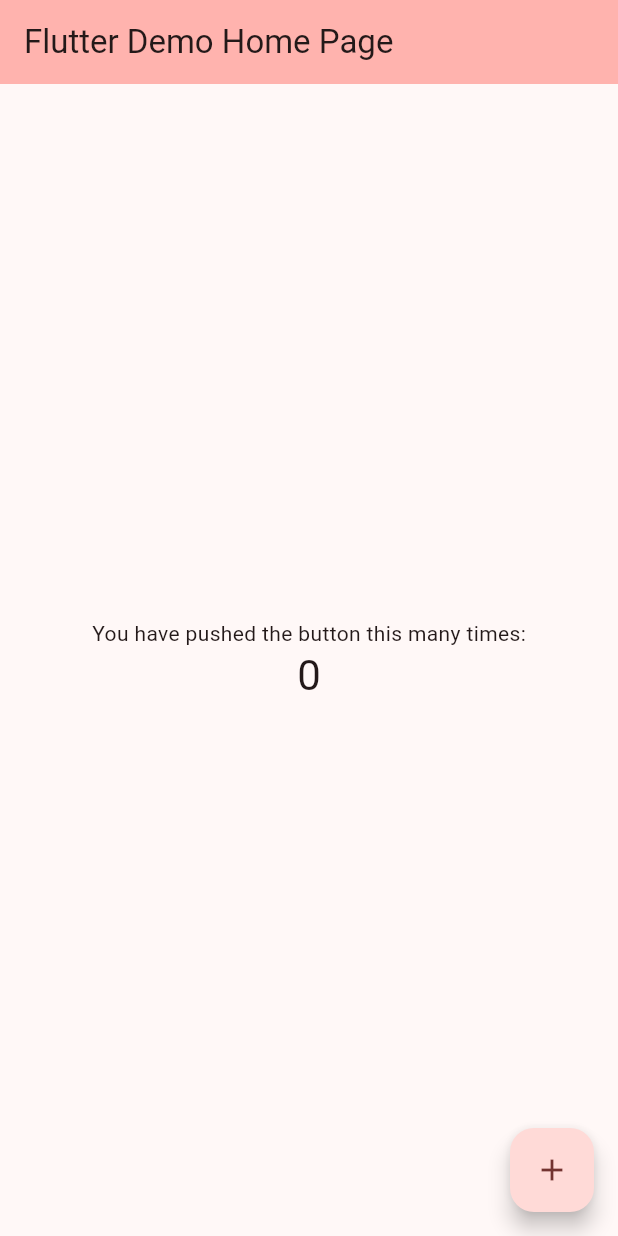
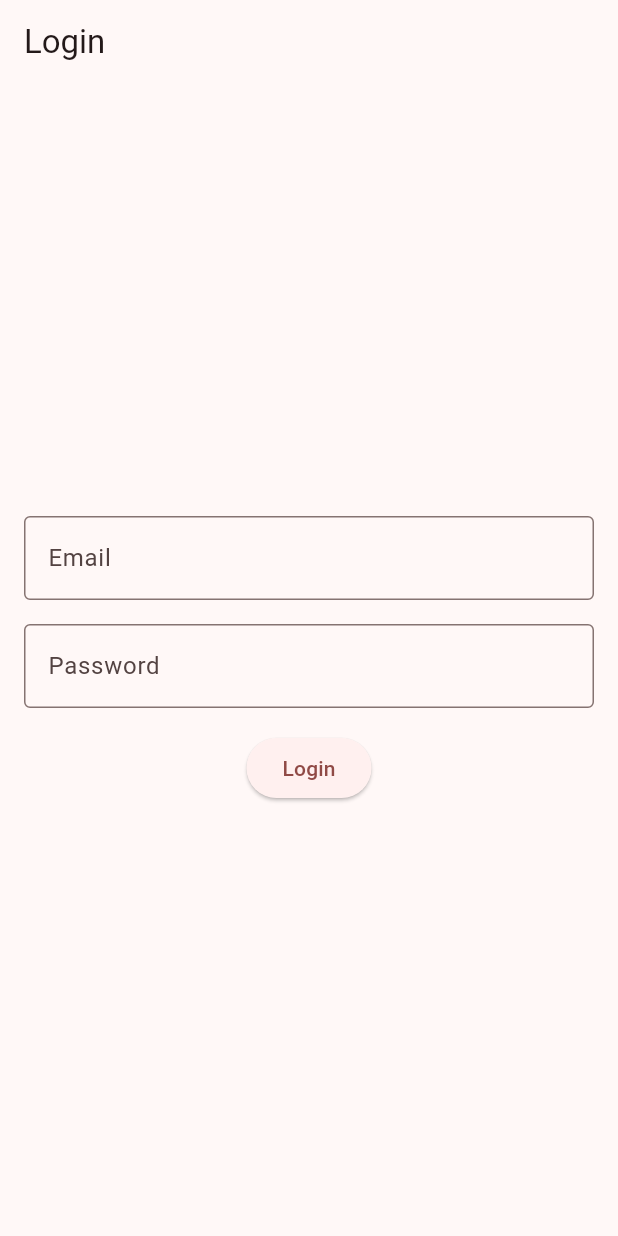
Before and after one commit to Khayattt/car_rental_app, a Flutter app: the screen it shows after launch, on a phone screen of 412 x 824 dp. Run offline on Flutter 3.47's test engine with Material 3 defaults, Android fonts, the phone set to English and light mode, and no system bars; our stand-ins replace firebase_auth, firebase_core; accounts and stored records are empty.

```diff
--- a/lib/main.dart
+++ b/lib/main.dart
@@ -1,6 +1,18 @@
 import 'package:flutter/material.dart';
 
-void main() {
+import 'package:firebase_core/firebase_core.dart';
+import 'firebase_options.dart';
+
+import 'package:firebase_auth/firebase_auth.dart';
+
+import 'views/Login.dart';
+import 'views/Home.dart';
+
+void main() async  {
+ WidgetsFlutterBinding.ensureInitialized();
+  await Firebase.initializeApp(
+    options: DefaultFirebaseOptions.currentPlatform,
+  );
   runApp(const MyApp());
 }
 
@@ -13,25 +25,14 @@ class MyApp extends StatelessWidget {
     return MaterialApp(
       title: 'Flutr Demo',
       theme: ThemeData(
-        // This is the theme of your application.
-        //
-        // TRY THIS: Try running your application with "flutter run". You'll see
-        // the application has a blue toolbar. Then, without quitting the app,
-        // try changing the seedColor in the colorScheme below to Colors.green
-        // and then invoke "hot reload" (save your changes or press the "hot
-        // reload" button in a Flutter-supported IDE, or press "r" if you used
-        // the command line to start the app).
-        //
-        // Notice that the counter didn't reset back to zero; the application
-        // state is not lost during the reload. To reset the state, use hot
-        // restart instead.
-        //
-        // This works for code too, not just values: Most code changes can be
-        // tested with just a hot reload.
+
         colorScheme: ColorScheme.fromSeed(seedColor: Colors.red.shade400),
         useMaterial3: true,
       ),
-      home: const MyHomePage(title: 'Flutter Demo Home Page'),
+      home:  LoginPage(),
+      // routes: {
+      //   'views/Home': (context) => HomePage(),
+      // },
     );
   }
 }
@@ -39,14 +40,6 @@ class MyApp extends StatelessWidget {
 class MyHomePage extends StatefulWidget {
   const MyHomePage({super.key, required this.title});
 
-  // This widget is the home page of your application. It is stateful, meaning
-  // that it has a State object (defined below) that contains fields that affect
-  // how it looks.
-
-  // This class is the configuration for the state. It holds the values (in this
-  // case the title) provided by the parent (in this case the App widget) and
-  // used by the build method of the State. Fields in a Widget subclass are
-  // always marked "final".
 
   final String title;
 
@@ -90,19 +83,7 @@ class _MyHomePageState extends State<MyHomePage> {
         // Center is a layout widget. It takes a single child and positions it
         // in the middle of the parent.
         child: Column(
-          // Column is also a layout widget. It takes a list of children and
-          // arranges them vertically. By default, it sizes itself to fit its
-          // children horizontally, and tries to be as tall as its parent.
-          //
-          // Column has various properties to control how it sizes itself and
-          // how it positions its children. Here we use mainAxisAlignment to
-          // center the children vertically; the main axis here is the vertical
-          // axis because Columns are vertical (the cross axis would be
-          // horizontal).
-          //
-          // TRY THIS: Invoke "debug painting" (choose the "Toggle Debug Paint"
-          // action in the IDE, or press "p" in the console), to see the
-          // wireframe for each widget.
+
           mainAxisAlignment: MainAxisAlignment.center,
           children: <Widget>[
             const Text(
--- /dev/null
+++ b/lib/views/Login.dart
@@ -0,0 +1,72 @@
+import 'package:flutter/material.dart';
+import 'package:firebase_auth/firebase_auth.dart';
+import 'package:car_rental_app/views/Home.dart';
+
+class LoginPage extends StatefulWidget {
+  @override
+  _LoginPageState createState() => _LoginPageState();
+}
+
+class _LoginPageState extends State<LoginPage> {
+  final TextEditingController _emailController = TextEditingController();
+  final TextEditingController _passwordController = TextEditingController();
+  final FirebaseAuth _auth = FirebaseAuth.instance;
+
+  @override
+  Widget build(BuildContext context) {
+    return Scaffold(
+      appBar: AppBar(
+        title: Text('Login'),
+      ),
+      body: Padding(
+        padding: const EdgeInsets.all(16.0),
+        child: Column(
+          mainAxisAlignment: MainAxisAlignment.center,
+          children: <Widget>[
+            TextField(
+              controller: _emailController,
+              decoration: InputDecoration(
+                labelText: 'Email',
+                border: OutlineInputBorder(),
+              ),
+              keyboardType: TextInputType.emailAddress,
+            ),
+            SizedBox(height: 16.0),
+            TextField(
+              controller: _passwordController,
+              decoration: InputDecoration(
+                labelText: 'Password',
+                border: OutlineInputBorder(),
+              ),
+              obscureText: true,
+            ),
+            SizedBox(height: 16.0),
+            ElevatedButton(
+              onPressed: _login,
+              child: Text('Login'),
+            ),
+          ],
+        ),
+      ),
+    );
+  }
+
+  void _login() async {
+    String email = _emailController.text;
+    String password = _passwordController.text;
+    try {
+      UserCredential userCredential = await _auth.signInWithEmailAndPassword(
+        email: email,
+        password: password,
+      );
+      print("User logged in: ${userCredential.user?.email}");
+      Navigator.push(
+        context,
+        MaterialPageRoute(builder: (context) =>  HomePage()),
+      );
+    } catch (e) {
+      print("Error: $e");
+      // Show error message to the user
+    }
+  }
+}
--- a/pubspec.yaml
+++ b/pubspec.yaml
@@ -37,6 +37,8 @@ dependencies:
   # Use with the CupertinoIcons class for iOS style icons.
   cupertino_icons: ^1.0.2
   provider: ^6.1.2
+  firebase_core: ^2.24.2
+  firebase_auth: ^4.16.0
 
 
 dev_dependencies:
@@ -48,7 +50,7 @@ dev_dependencies:
   # activated in the `analysis_options.yaml` file located at the root of your
   # package. See that file for information about deactivating specific lint
   # rules and activating additional ones.
-  flutter_lints: ^2.0.0
+  flutter_lints: ^4.0.0
 
 # For information on the generic Dart part of this file, see the
 # following page: https://dart.dev/tools/pub/pubspec
```
Also changed, not shown: lib/views/Home.dart (added, +15 -0 lines), firebase.json (added), lib/firebase_options.dart (added), pubspec.lock, 6 other files.
